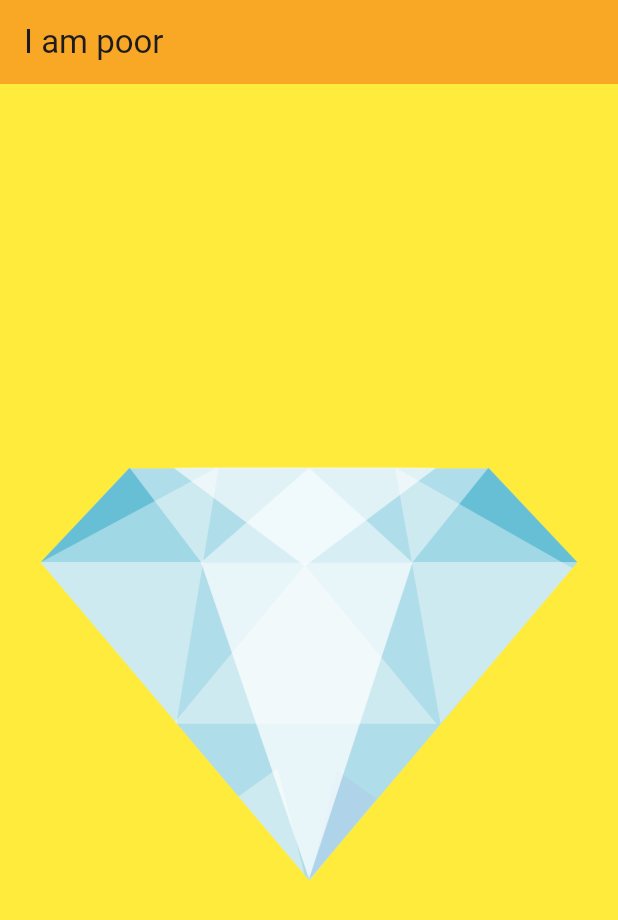
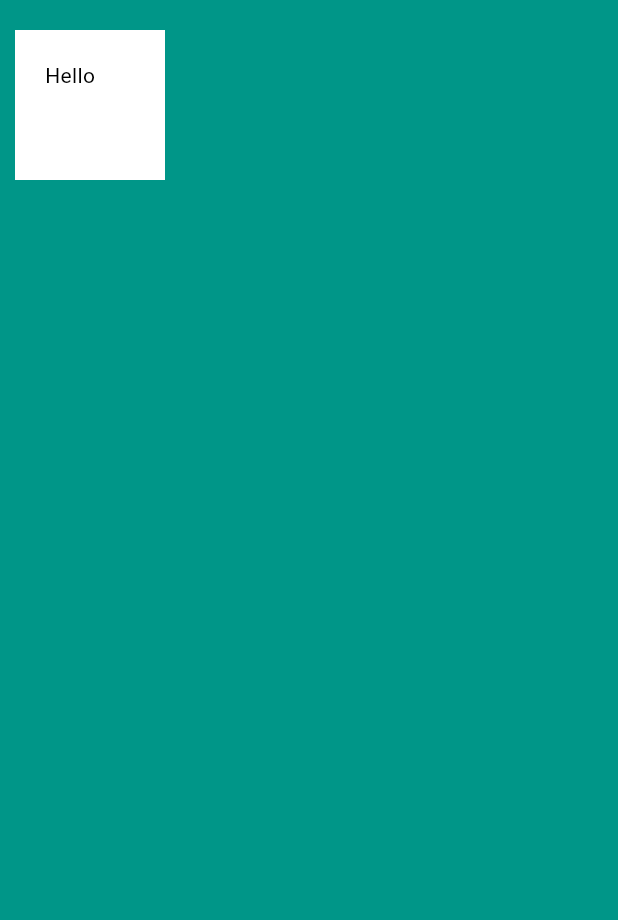
Before and after one commit to sumo47/Flutter_learning, a Flutter app: the screen it shows after launch, on a phone screen of 412 x 824 dp. Shown: the top 920 px of the screen. Run offline on Flutter 3.47's test engine with Material 3 defaults, Android fonts, the phone set to English and light mode, and no system bars.

Commit message:
marign and padding

```diff
--- a/lib/main.dart
+++ b/lib/main.dart
@@ -1,39 +1,34 @@
 import 'package:flutter/material.dart';
 
 void main() {
-  runApp(
-    MaterialApp(
-      home: Scaffold(
-        backgroundColor: Colors.yellow.shade500,
-        appBar: AppBar(
-          title: Text("I am poor"),
-          backgroundColor: Colors.yellow.shade800,
-        ),
-        body: Center(
-            child: Image(
-          image: AssetImage("images/diamond.png"),
-        )),
-      ),
-    ),
-  );
+  runApp(MyApp());
 }
 
-// The main function is the starting point of all flutter apps
-// void main() {
-//   runApp(
-//     MaterialApp(
-//       home: Scaffold(
-//         backgroundColor: Colors.blueGrey,
-//         appBar: AppBar(
-//           title: Text("I am Rich"),
-//           backgroundColor: Colors.blueGrey[900],
-//         ),
-//         body: Center(
-//           child: Image(
-//             image:AssetImage('images/diamond.png')
-//           ),
-//         ),
-//       ),
-//     ),
-//   );
-// }
+class MyApp extends StatelessWidget {
+  const MyApp({super.key});
+
+  @override
+  Widget build(BuildContext context) {
+    return MaterialApp(
+      home: Scaffold(
+        backgroundColor: Colors.teal,
+        body: SafeArea(
+          child: Container(
+            // margin: EdgeInsets.all(50),
+            // margin: EdgeInsets.symmetric(vertical: 50, horizontal: 20),
+            // margin: EdgeInsets.only(top: 20),
+            // margin: EdgeInsets.zero,
+            margin: EdgeInsets.fromLTRB(10, 20, 30, 40),
+
+            padding: EdgeInsets.all(20),
+            color: Colors.white,
+            width: 100,
+            height: 100,
+            child: Text("Hello",style: TextStyle(color: Colors.black),),
+
+          ),
+        ),
+      ),
+    );
+  }
+}
```
